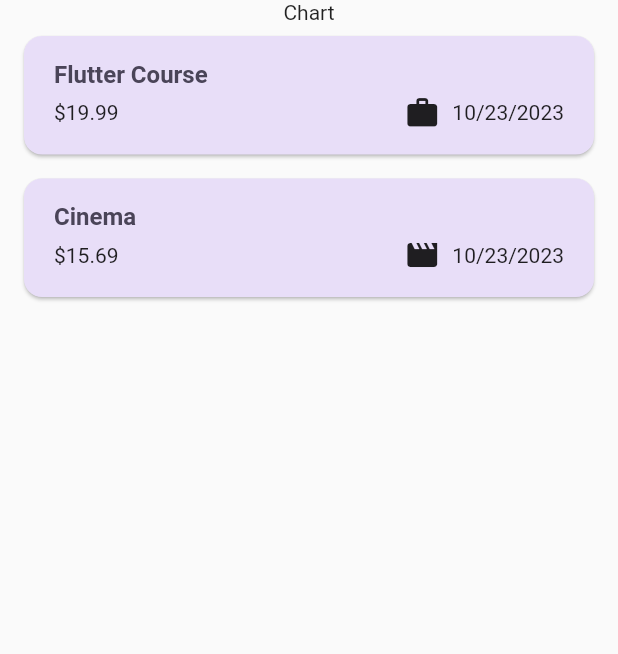
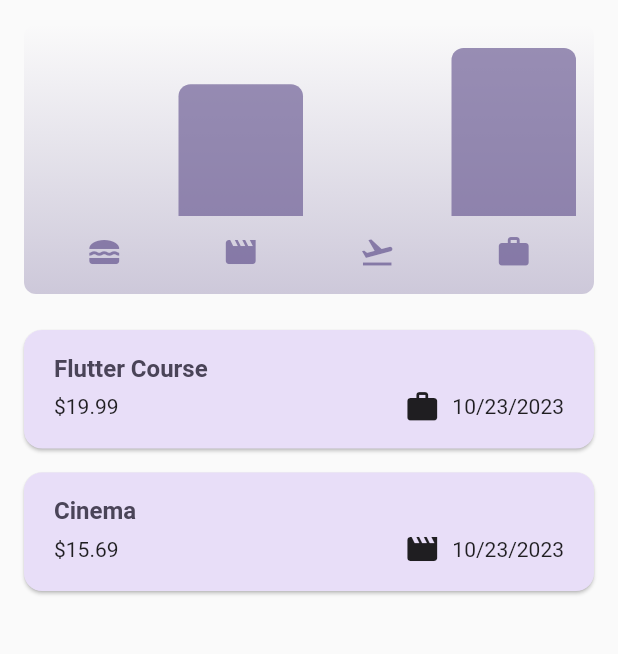
Before and after one commit to abundanceesim/expense_tracker, a Flutter app: the screen it shows after launch, on a phone screen of 412 x 824 dp, the part 84-738 px from its top. Run offline on Flutter 3.47's test engine with Material 2 defaults, Android fonts, the phone set to English and light mode, and no system bars.

Commit message:
Add bar chart to app

```diff
--- a/lib/models/expense.dart
+++ b/lib/models/expense.dart
@@ -37,3 +37,26 @@ class Expense {
     return formatter.format(date);
   }
 }
+
+/**
+ * Tracks the total number of expenses per category
+ */
+class ExpenseBucket {
+  ExpenseBucket({required this.category, required this.expenses});
+
+  ExpenseBucket.forCategory(List<Expense> allExpenses, this.category)
+      : expenses = allExpenses
+            .where((expense) => expense.category == category)
+            .toList();
+
+  final Category category;
+  final List<Expense> expenses;
+
+  double get totalExpenses {
+    double sum = 0;
+    for (final expense in expenses) {
+      sum += expense.amount;
+    }
+    return sum;
+  }
+}
--- /dev/null
+++ b/lib/widgets/chart/chart.dart
@@ -0,0 +1,95 @@
+import 'package:flutter/material.dart';
+
+import 'package:expense_tracker/widgets/chart/chart_bar.dart';
+import 'package:expense_tracker/models/expense.dart';
+
+class Chart extends StatelessWidget {
+  const Chart({super.key, required this.expenses});
+
+  final List<Expense> expenses;
+
+  List<ExpenseBucket> get buckets {
+    return [
+      ExpenseBucket.forCategory(expenses, Category.food),
+      ExpenseBucket.forCategory(expenses, Category.leisure),
+      ExpenseBucket.forCategory(expenses, Category.travel),
+      ExpenseBucket.forCategory(expenses, Category.work),
+    ];
+  }
+
+  double get maxTotalExpense {
+    double maxTotalExpense = 0;
+
+    for (final bucket in buckets) {
+      if (bucket.totalExpenses > maxTotalExpense) {
+        maxTotalExpense = bucket.totalExpenses;
+      }
+    }
+
+    return maxTotalExpense;
+  }
+
+  @override
+  Widget build(BuildContext context) {
+    final isDarkMode =
+        MediaQuery.of(context).platformBrightness == Brightness.dark;
+    return Container(
+      margin: const EdgeInsets.all(16),
+      padding: const EdgeInsets.symmetric(
+        vertical: 16,
+        horizontal: 8,
+      ),
+      width: double.infinity,
+      height: 180,
+      decoration: BoxDecoration(
+        borderRadius: BorderRadius.circular(8),
+        gradient: LinearGradient(
+          colors: [
+            Theme.of(context).colorScheme.primary.withOpacity(0.3),
+            Theme.of(context).colorScheme.primary.withOpacity(0.0)
+          ],
+          begin: Alignment.bottomCenter,
+          end: Alignment.topCenter,
+        ),
+      ),
+      child: Column(
+        children: [
+          Expanded(
+            child: Row(
+              crossAxisAlignment: CrossAxisAlignment.end,
+              children: [
+                for (final bucket in buckets) // alternative to map()
+                  ChartBar(
+                    fill: bucket.totalExpenses == 0
+                        ? 0
+                        : bucket.totalExpenses / maxTotalExpense,
+                  )
+              ],
+            ),
+          ),
+          const SizedBox(height: 12),
+          Row(
+            children: buckets
+                .map(
+                  (bucket) => Expanded(
+                    child: Padding(
+                      padding: const EdgeInsets.symmetric(horizontal: 4),
+                      child: Icon(
+                        categoryIcons[bucket.category],
+                        color: isDarkMode
+                            ? Theme.of(context).colorScheme.secondary
+                            : Theme.of(context)
+                                .colorScheme
+                                .primary
+                                .withOpacity(0.7),
+                      ),
+                    ),
+                  ),
+                )
+                .toList(),
+          )
+        ],
+      ),
+    );
+  }
+}
--- /dev/null
+++ b/lib/widgets/chart/chart_bar.dart
@@ -0,0 +1,34 @@
+import 'package:flutter/material.dart';
+
+class ChartBar extends StatelessWidget {
+  const ChartBar({
+    super.key,
+    required this.fill,
+  });
+
+  final double fill;
+
+  @override
+  Widget build(BuildContext context) {
+    final isDarkMode =
+        MediaQuery.of(context).platformBrightness == Brightness.dark;
+    return Expanded(
+      child: Padding(
+        padding: const EdgeInsets.symmetric(horizontal: 4),
+        child: FractionallySizedBox(
+          heightFactor: fill,
+          child: DecoratedBox(
+            decoration: BoxDecoration(
+              shape: BoxShape.rectangle,
+              borderRadius:
+                  const BorderRadius.vertical(top: Radius.circular(8)),
+              color: isDarkMode
+                  ? Theme.of(context).colorScheme.secondary
+                  : Theme.of(context).colorScheme.primary.withOpacity(0.65),
+            ),
+          ),
+        ),
+      ),
+    );
+  }
+}
--- a/lib/widgets/expenses.dart
+++ b/lib/widgets/expenses.dart
@@ -1,3 +1,4 @@
+import 'package:expense_tracker/widgets/chart/chart.dart';
 import 'package:expense_tracker/widgets/expenses_list/expense_item.dart';
 import 'package:expense_tracker/widgets/expenses_list/expenses_list.dart';
 import 'package:expense_tracker/models/expense.dart';
@@ -64,11 +65,12 @@ class _ExpenseState extends State<Expenses> {
         content: const Text('Expense deleted'),
         action: SnackBarAction(
           label: 'Undo',
-          onPressed: (){
+          onPressed: () {
             setState(() {
               _registeredExpenses.insert(expenseIndex, expense);
             });
-          },),
+          },
+        ),
       ),
     );
   }
@@ -80,16 +82,24 @@ class _ExpenseState extends State<Expenses> {
 
     if (_registeredExpenses.isNotEmpty) {
       mainContent = ExpensesList(
-          expenses: _registeredExpenses, onRemoveExpense: _removeExpense);
+        expenses: _registeredExpenses,
+        onRemoveExpense: _removeExpense,
+      );
     }
 
     return Scaffold(
-      appBar: AppBar(title: const Text('Expense Tracker'), actions: [
-        IconButton(
-            onPressed: _openAddExpenseOverlay, icon: const Icon(Icons.add))
-      ]),
-      body:
-          Column(children: [const Text('Chart'), Expanded(child: mainContent)]),
+      appBar: AppBar(
+        title: const Text('Expense Tracker'),
+        actions: [
+          IconButton(
+            onPressed: _openAddExpenseOverlay,
+            icon: const Icon(Icons.add),
+          )
+        ],
+      ),
+      body: Column(
+        children: [Chart(expenses: _registeredExpenses), Expanded(child: mainContent)],
+      ),
     );
   }
 }
```
